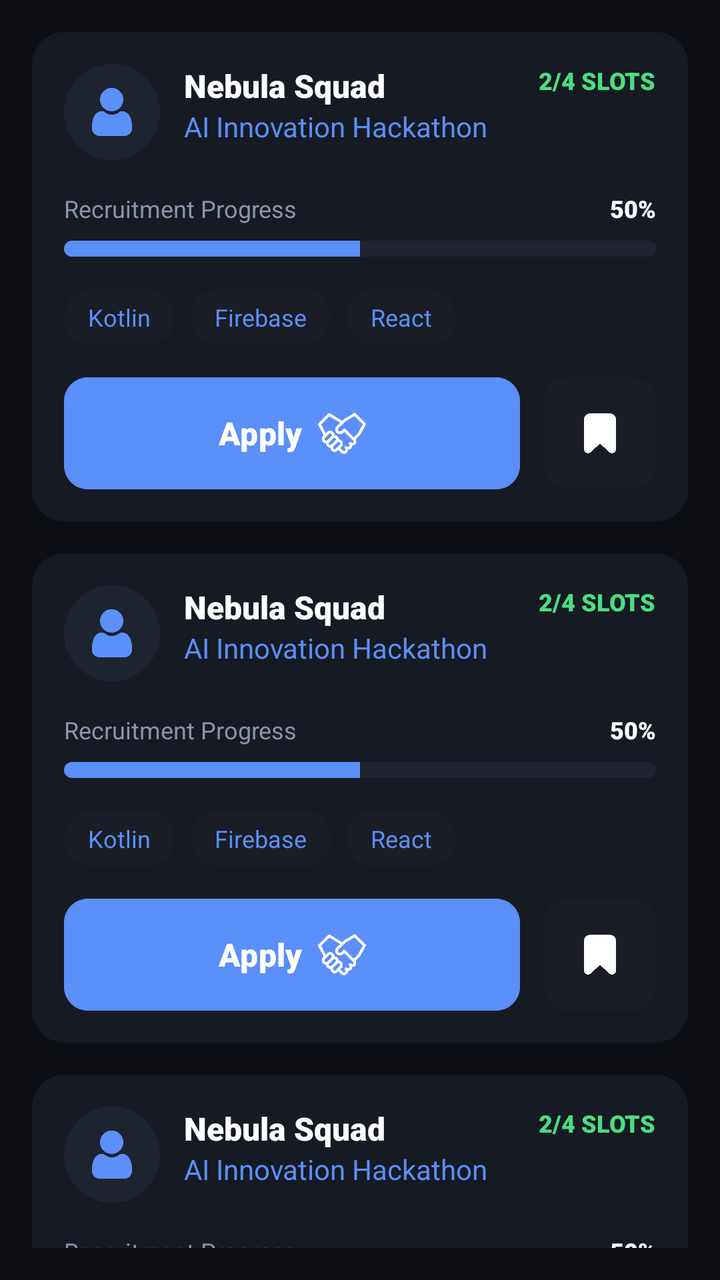
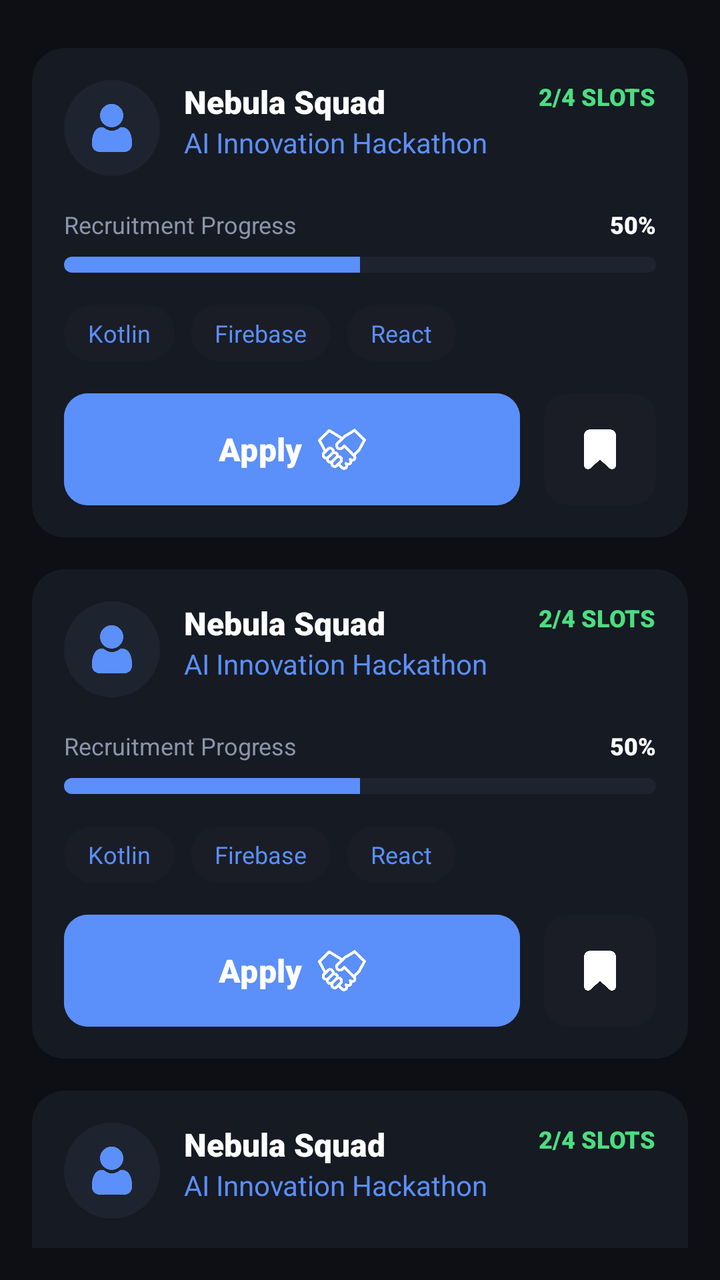

Screens rendered from an Android XML layout before and after an edit, with the pre-edit source and the edit as a unified diff.
<!-- AndroidManifest.xml: application theme Theme.Joko -->
<!-- res/layout/fragment_untuk_anda.xml -->
<?xml version="1.0" encoding="utf-8"?>
<androidx.core.widget.NestedScrollView xmlns:android="http://schemas.android.com/apk/res/android"
    android:layout_width="match_parent"
    android:layout_height="match_parent"
    android:padding="16dp">

    <LinearLayout
        android:layout_width="match_parent"
        android:layout_height="wrap_content"
        android:orientation="vertical">

        
        <include
            android:id="@+id/card_team_1"
            layout="@layout/item_team_card" />

        <View
            android:layout_width="match_parent"
            android:layout_height="16dp" />

        
        <include
            android:id="@+id/card_team_2"
            layout="@layout/item_team_card" />

        <View
            android:layout_width="match_parent"
            android:layout_height="16dp" />

        
        <include
            android:id="@+id/card_team_3"
            layout="@layout/item_team_card" />

    </LinearLayout>
</androidx.core.widget.NestedScrollView>
<!-- res/layout/item_team_card.xml (included above) -->
<?xml version="1.0" encoding="utf-8"?>
<androidx.cardview.widget.CardView xmlns:android="http://schemas.android.com/apk/res/android"
    xmlns:app="http://schemas.android.com/apk/res-auto"
    android:layout_width="match_parent"
    android:layout_height="wrap_content"
    app:cardBackgroundColor="@color/bg_surface"
    app:cardCornerRadius="16dp"
    app:cardElevation="0dp"
    app:contentPadding="16dp">

    <LinearLayout
        android:layout_width="match_parent"
        android:layout_height="wrap_content"
        android:orientation="vertical">

        <RelativeLayout
            android:layout_width="match_parent"
            android:layout_height="wrap_content">

            <com.google.android.material.imageview.ShapeableImageView
                android:id="@+id/iv_profile"
                android:layout_width="48dp"
                android:layout_height="48dp"
                android:scaleType="centerCrop"
                android:src="@drawable/default_avatar"
                app:shapeAppearanceOverlay="@style/CircleImage" />

            <LinearLayout
                android:layout_width="wrap_content"
                android:layout_height="wrap_content"
                android:layout_marginStart="12dp"
                android:layout_toEndOf="@id/iv_profile"
                android:orientation="vertical">

                <TextView
                    android:id="@+id/tv_team_name"
                    android:layout_width="wrap_content"
                    android:layout_height="wrap_content"
                    android:fontFamily="sans-serif-black"
                    android:text="Nebula Squad"
                    android:textColor="@color/white"
                    android:textSize="16sp" />

                <TextView
                    android:id="@+id/tv_event_name"
                    android:layout_width="wrap_content"
                    android:layout_height="wrap_content"
                    android:text="AI Innovation Hackathon"
                    android:textColor="@color/primary"
                    android:textSize="14sp" />
            </LinearLayout>

            <TextView
                android:id="@+id/tv_slots"
                android:layout_width="wrap_content"
                android:layout_height="wrap_content"
                android:layout_alignParentEnd="true"
                android:fontFamily="sans-serif-black"
                android:text="2/4 SLOTS"
                android:textColor="@color/secondary"
                android:textSize="12sp" />

        </RelativeLayout>

        <RelativeLayout
            android:layout_width="match_parent"
            android:layout_height="wrap_content"
            android:layout_marginTop="16dp">

            <TextView
                android:layout_width="wrap_content"
                android:layout_height="wrap_content"
                android:text="Recruitment Progress"
                android:textColor="@color/text_secondary"
                android:textSize="12sp" />

            <TextView
                android:id="@+id/tv_progress_percent"
                android:layout_width="wrap_content"
                android:layout_height="wrap_content"
                android:layout_alignParentEnd="true"
                android:fontFamily="sans-serif-black"
                android:text="50%"
                android:textColor="@color/white"
                android:textSize="12sp" />
        </RelativeLayout>

        <ProgressBar
            android:id="@+id/pb_recruitment"
            style="@android:style/Widget.ProgressBar.Horizontal"
            android:layout_width="match_parent"
            android:layout_height="8dp"
            android:layout_marginTop="8dp"
            android:progress="50"
            android:progressDrawable="@drawable/custom_progress_bar" />

        <LinearLayout
            android:layout_width="match_parent"
            android:layout_height="wrap_content"
            android:layout_marginTop="16dp"
            android:orientation="horizontal">

            <TextView
                android:layout_width="wrap_content"
                android:layout_height="wrap_content"
                android:background="@drawable/bg_tag"
                android:backgroundTint="#1A1D26"
                android:paddingHorizontal="12dp"
                android:paddingVertical="6dp"
                android:text="Kotlin"
                android:textColor="@color/primary"
                android:textSize="12sp" />

            <TextView
                android:layout_width="wrap_content"
                android:layout_height="wrap_content"
                android:layout_marginStart="8dp"
                android:background="@drawable/bg_tag"
                android:backgroundTint="#1A1D26"
                android:paddingHorizontal="12dp"
                android:paddingVertical="6dp"
                android:text="Firebase"
                android:textColor="@color/primary"
                android:textSize="12sp" />

            <TextView
                android:layout_width="wrap_content"
                android:layout_height="wrap_content"
                android:layout_marginStart="8dp"
                android:background="@drawable/bg_tag"
                android:backgroundTint="#1A1D26"
                android:paddingHorizontal="12dp"
                android:paddingVertical="6dp"
                android:text="React"
                android:textColor="@color/primary"
                android:textSize="12sp" />

        </LinearLayout>

        <LinearLayout
            android:layout_width="match_parent"
            android:layout_height="wrap_content"
            android:layout_marginTop="16dp"
            android:gravity="center_vertical"
            android:orientation="horizontal">

            <com.google.android.material.button.MaterialButton
                android:id="@+id/btn_apply"
                android:layout_width="0dp"
                android:layout_height="56dp"
                android:layout_weight="1"
                android:backgroundTint="@color/primary"
                android:fontFamily="sans-serif-black"
                android:insetTop="0dp"
                android:insetBottom="0dp"
                android:text="Apply"
                android:textAllCaps="false"
                android:textColor="@color/white"
                android:textSize="16sp"
                app:cornerRadius="12dp"
                app:icon="@drawable/handshake"
                app:iconGravity="textEnd"
                app:iconPadding="8dp"
                app:iconSize="24dp"
                app:iconTint="@color/white" />

            <com.google.android.material.card.MaterialCardView
                android:id="@+id/btn_bookmark"
                android:layout_width="56dp"
                android:layout_height="56dp"
                android:layout_marginStart="12dp"
                android:clickable="true"
                android:focusable="true"
                app:cardBackgroundColor="#1A1D26"
                app:cardCornerRadius="12dp"
                app:cardElevation="0dp"
                app:strokeWidth="0dp">

                <ImageView
                    android:layout_width="match_parent"
                    android:layout_height="match_parent"
                    android:padding="16dp"
                    android:scaleType="centerInside"
                    android:src="@drawable/ic_bookmark"
                    app:tint="@color/white" />

            </com.google.android.material.card.MaterialCardView>

        </LinearLayout>

    </LinearLayout>
</androidx.cardview.widget.CardView>
<!-- resources referenced by this layout -->
<resources>
  <color name="bg_surface">#161A23</color>
  <color name="primary">#5B8FF9</color>
  <color name="secondary">#4ADE80</color>
  <color name="text_secondary">#8B95A9</color>
  <color name="white">#FFFFFFFF</color>
  <!-- drawable bg_tag (drawable) -->
  <?xml version="1.0" encoding="utf-8"?>
  <shape xmlns:android="http://schemas.android.com/apk/res/android">
      <solid android:color="@color/primary" />
      <corners android:radius="20dp" />
  </shape>
  <!-- drawable custom_progress_bar (drawable) -->
  <?xml version="1.0" encoding="utf-8"?>
  <layer-list xmlns:android="http://schemas.android.com/apk/res/android">
      <item android:id="@android:id/background">
          <shape>
              <corners android:radius="4dp" />
              <solid android:color="@color/bg_elevated" />
          </shape>
      </item>
      <item android:id="@android:id/progress">
          <clip>
              <shape>
                  <corners android:radius="4dp" />
                  <solid android:color="@color/primary" />
              </shape>
          </clip>
      </item>
  </layer-list>
  <!-- drawable default_avatar: png bitmap (drawable, 5936 bytes) -->
  <!-- drawable handshake: png bitmap (drawable, 17447 bytes) -->
  <!-- drawable ic_bookmark: png bitmap (drawable, 5692 bytes) -->
  <style name="CircleImage">
          <item name="cornerSize">50%</item>
      </style>
  <style name="Theme.Joko" parent="Base.Theme.Joko" />
  <color name="bg_elevated">#1E2330</color>
  <style name="Base.Theme.Joko" parent="Theme.Material3.DayNight.NoActionBar">
          <item name="colorPrimary">@color/primary</item>
          <item name="android:statusBarColor">@color/bg_base</item>
          <item name="android:windowBackground">@color/bg_base</item>
  
          
          <item name="fontFamily">@font/font_body</item>
  
          <item name="textAppearanceHeadlineLarge">@style/TextAppearance.App.HeadlineLarge</item>
          <item name="textAppearanceHeadlineMedium">@style/TextAppearance.App.HeadlineMedium</item>
          <item name="textAppearanceHeadlineSmall">@style/TextAppearance.App.HeadlineSmall</item>
          <item name="textAppearanceTitleLarge">@style/TextAppearance.App.TitleLarge</item>
      </style>
  <color name="bg_base">#0D0F14</color>
  <style name="TextAppearance.App.HeadlineLarge" parent="TextAppearance.Material3.HeadlineLarge">
          <item name="fontFamily">@font/font_headlines</item>
          <item name="android:fontFamily">@font/font_headlines</item>
      </style>
  <style name="TextAppearance.App.HeadlineMedium" parent="TextAppearance.Material3.HeadlineMedium">
          <item name="fontFamily">@font/font_headlines</item>
          <item name="android:fontFamily">@font/font_headlines</item>
      </style>
  <style name="TextAppearance.App.HeadlineSmall" parent="TextAppearance.Material3.HeadlineSmall">
          <item name="fontFamily">@font/font_headlines</item>
          <item name="android:fontFamily">@font/font_headlines</item>
      </style>
  <style name="TextAppearance.App.TitleLarge" parent="TextAppearance.Material3.TitleLarge">
          <item name="fontFamily">@font/font_headlines</item>
          <item name="android:fontFamily">@font/font_headlines</item>
          <item name="android:textStyle">bold</item>
      </style>
</resources>

<!-- the commit's change to res/layout/fragment_untuk_anda.xml (unified diff, before → after) -->
@@ -2,7 +2,9 @@
 <androidx.core.widget.NestedScrollView xmlns:android="http://schemas.android.com/apk/res/android"
     android:layout_width="match_parent"
     android:layout_height="match_parent"
-    android:padding="16dp">
+    android:paddingHorizontal="16dp"
+    android:paddingBottom="16dp"
+    android:paddingTop="24dp">
 
     <LinearLayout
         android:layout_width="match_parent"
